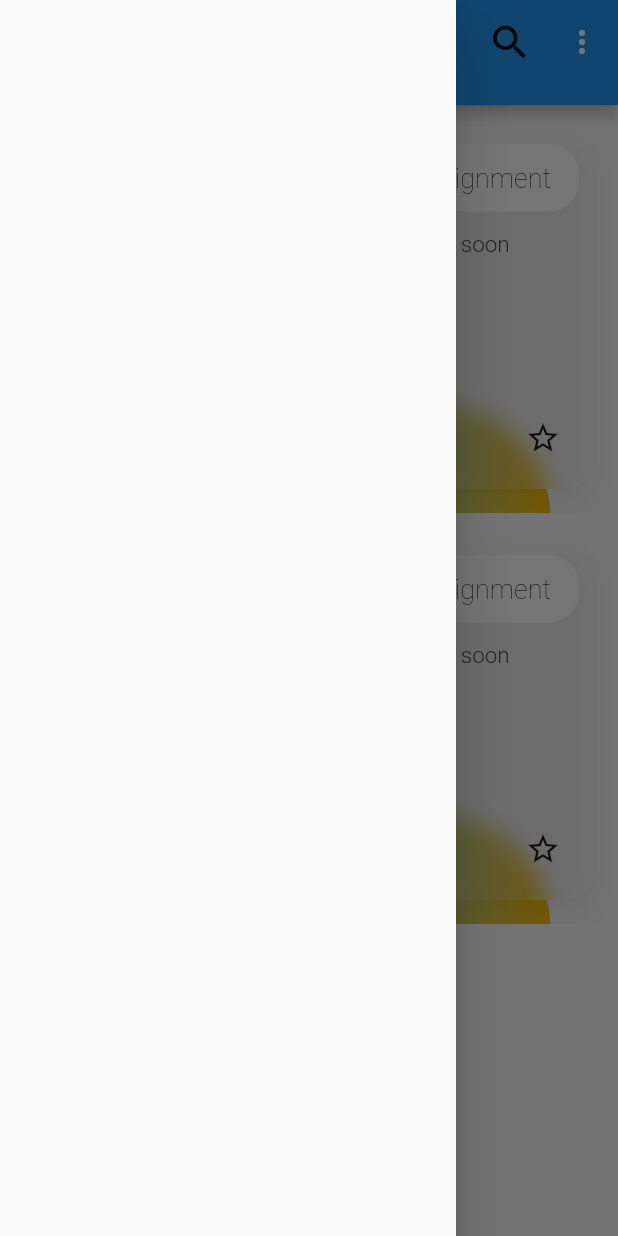
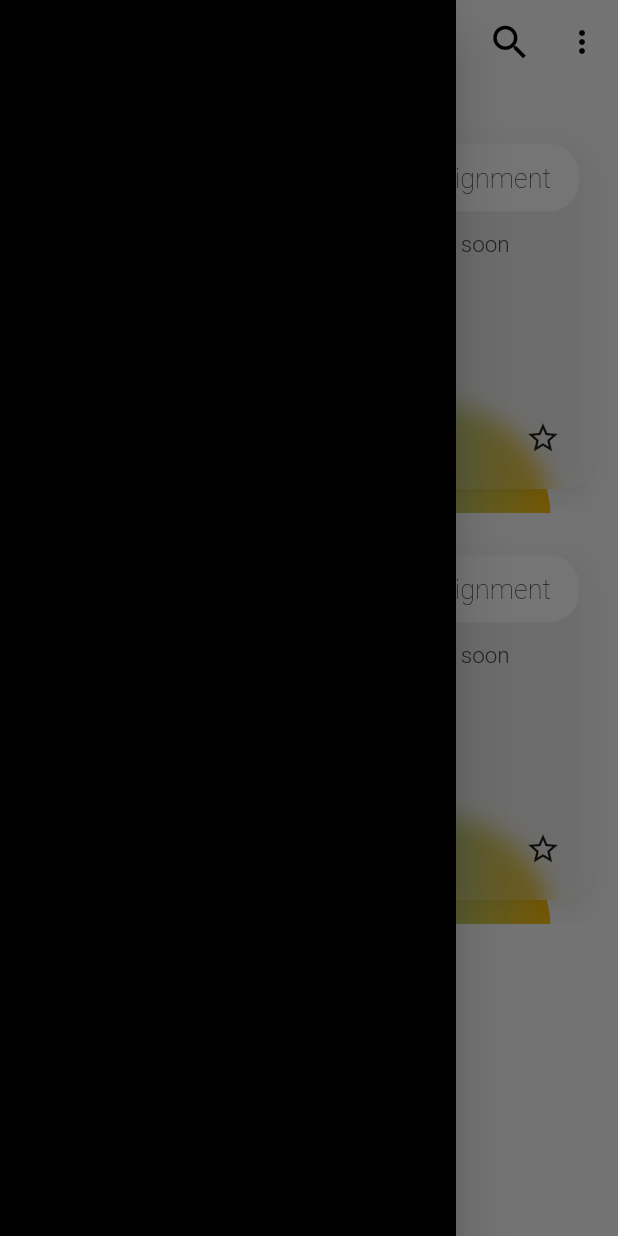
Before and after one commit to Elmurodjon01/todoApp, a Flutter app: the screen it shows after launch, with the side drawer open, on a phone screen of 412 x 824 dp. Run offline on Flutter 3.47's test engine with Material 2 defaults, Android fonts, the phone set to English and light mode, and no system bars; drawn by our look-alikes of blurrycontainer.

Commit message:
color changed

```diff
--- a/lib/widgets/appBar.dart
+++ b/lib/widgets/appBar.dart
@@ -8,6 +8,8 @@ class CustomAppBar extends StatelessWidget with PreferredSizeWidget {
   @override
   Widget build(BuildContext context) {
     return AppBar(
+      backgroundColor: Colors.transparent,
+      elevation: 0,
       actions: [
         IconButton(
           onPressed: () {},
@@ -17,7 +19,13 @@ class CustomAppBar extends StatelessWidget with PreferredSizeWidget {
             size: 30,
           ),
         ),
-        IconButton(onPressed: () {}, icon: const Icon(Icons.more_vert))
+        IconButton(
+          onPressed: () {},
+          icon: const Icon(
+            Icons.more_vert,
+            color: Colors.black,
+          ),
+        ),
       ],
     );
   }
--- a/lib/widgets/drawer.dart
+++ b/lib/widgets/drawer.dart
@@ -7,6 +7,11 @@ class CustomerDrawer extends StatelessWidget {
 
   @override
   Widget build(BuildContext context) {
-    return Drawer();
+    return Theme(
+      data: ThemeData.dark(),
+      child: Drawer(
+        backgroundColor: Colors.black,
+      ),
+    );
   }
 }
```
